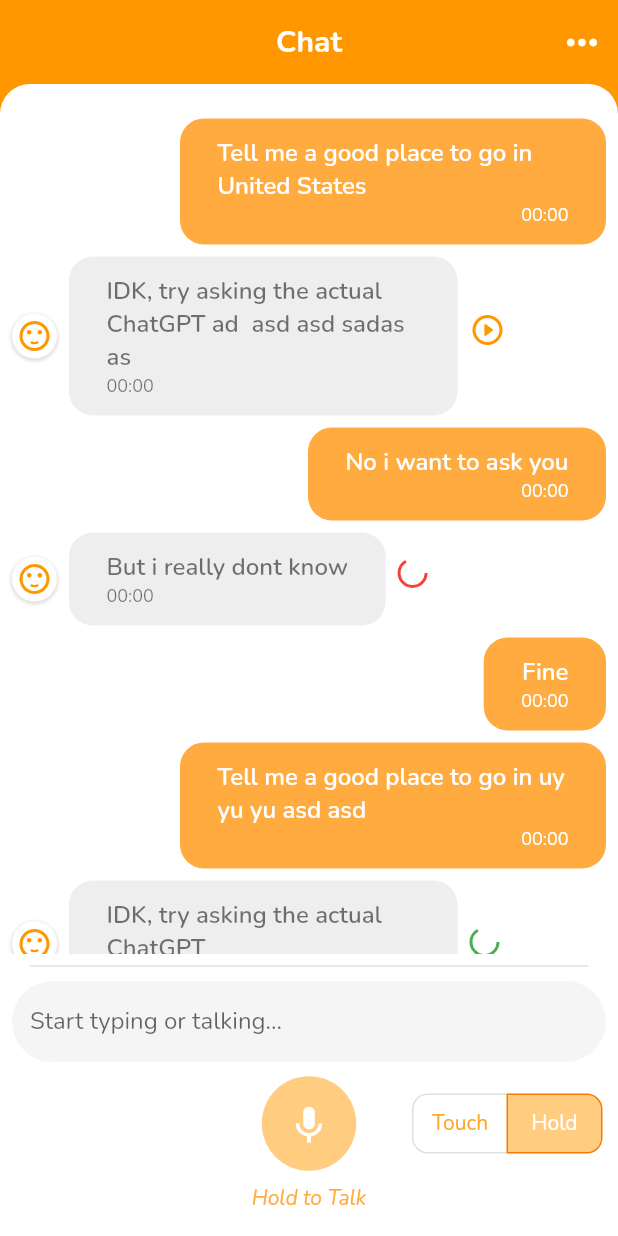
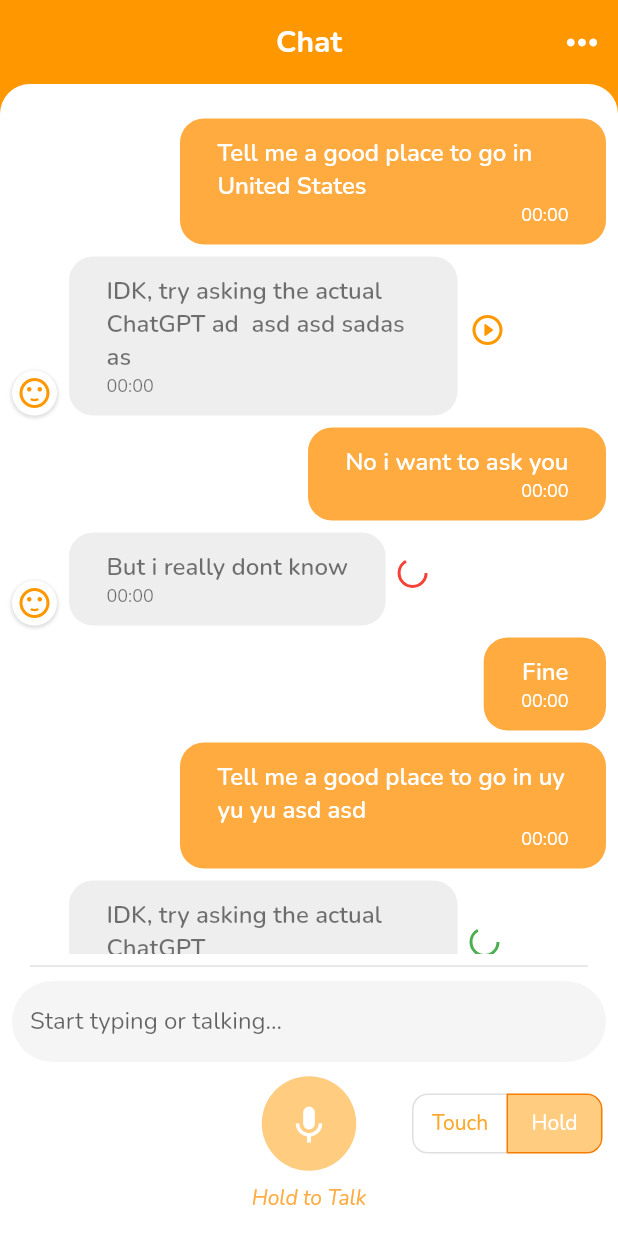
Before and after one commit to phatng45/VoiceGPT, a Flutter app: the screen it shows after launch, on a phone screen of 412 x 824 dp. Run offline on Flutter 3.47's test engine with Material 2 defaults, Android fonts, the phone set to English and light mode, and no system bars; drawn by our look-alikes of avatar_glow; our stand-ins replace google_fonts, loading_animation_widget, speech_to_text; missing offline and left inert: flag.

```diff
--- a/lib/HomePage/chat_page_widget.dart
+++ b/lib/HomePage/chat_page_widget.dart
@@ -455,20 +455,19 @@ class _ChatPageState extends State<ChatPage> {
   Widget _buildSystemMessage(Message m) {
     return Align(
       alignment: Alignment.centerLeft,
-      child: Expanded(
       child: Row(
-          // crossAxisAlignment: CrossAxisAlignment.center ,
+        crossAxisAlignment: CrossAxisAlignment.end,
         children: [
-            // Align(alignment: Alignment.bottomRight,child: ,)  ,
           _buildSystemChatIcon(),
-
+          Expanded(
+            child: Row(
+              children: [
                 Flexible(
                   child: ConstrainedBox(
                     constraints: BoxConstraints(maxWidth: 275),
                     child: Container(
                       margin: EdgeInsets.fromLTRB(8, 8, 8, 0),
                       padding: EdgeInsets.symmetric(horizontal: 25, vertical: 12),
-                  // width: 200,
                       decoration: BoxDecoration(
                         color: Colors.grey[200],
                         borderRadius: BorderRadius.circular(16),
@@ -496,9 +495,10 @@ class _ChatPageState extends State<ChatPage> {
                   ),
                 ),
                 _buildCurrentVoiceGPTState(m),
-
               ],
             ),
+          ),
+        ],
       ),
     );
   }
@@ -516,7 +516,7 @@ class _ChatPageState extends State<ChatPage> {
               color: Colors.grey.withOpacity(0.3),
               spreadRadius: 1,
               blurRadius: 1,
-              offset: Offset(0, 1), // changes position of shadow
+              offset: const Offset(0, 1),
             ),
           ]),
       child: const Icon(
```
Lines whose indentation alone changed are shown as unchanged.
